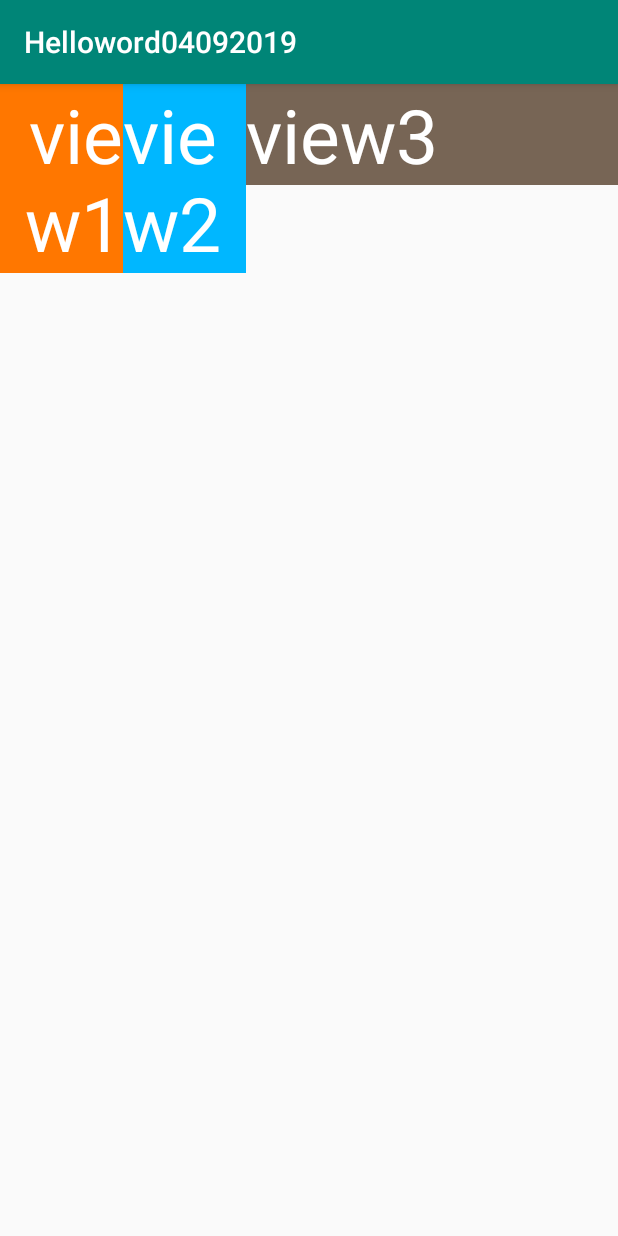
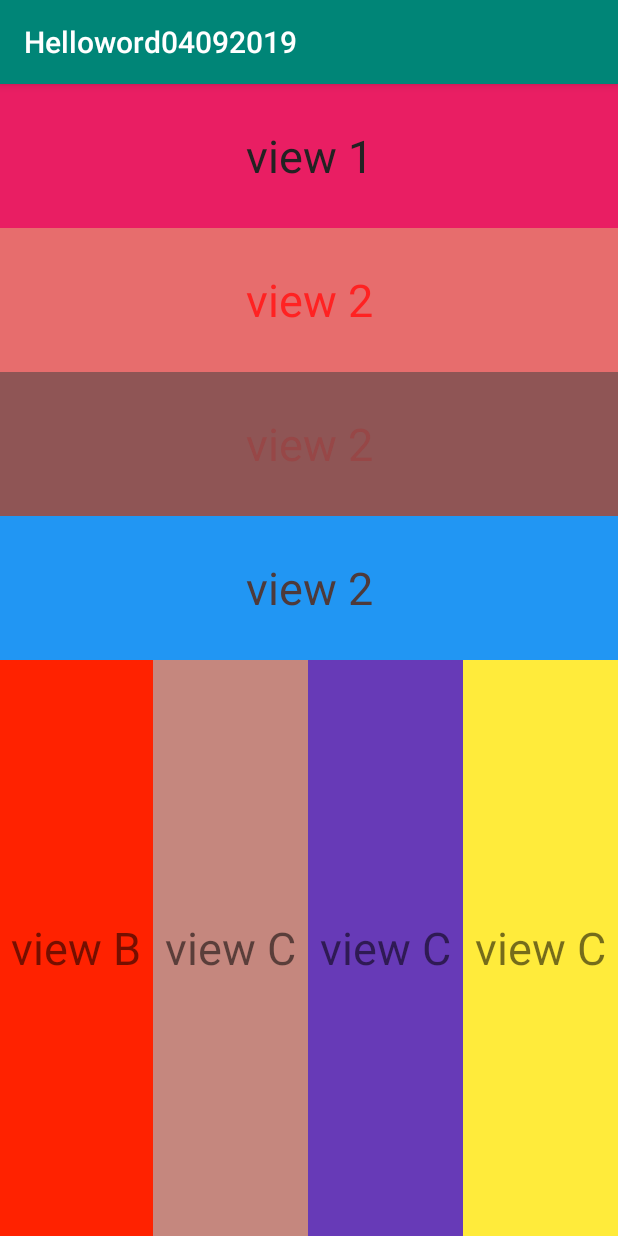
Before and after one commit to phamcanhlinh/lineword04092019, an Android app: the screen it shows after launch (MainActivity), on a phone screen of 412 x 824 dp. Run offline under Robolectric (Android 15) with nearby library versions, the phone set to English and light mode, and no system bars.

Commit message:
layout man hinh

```diff
--- a/app/src/main/res/layout/activity_main.xml
+++ b/app/src/main/res/layout/activity_main.xml
@@ -6,31 +6,92 @@
     xmlns:tools="http://schemas.android.com/tools"
     android:layout_width="match_parent"
     android:layout_height="match_parent"
-    android:orientation="horizontal"
-    tools:context=".MainActivity" >
-    <TextView
-        android:textColor="#ffff"
-        android:background="#FF7700"
+    android:orientation="vertical"
+    tools:context=".MainActivity">
+
+
+    <LinearLayout
         android:layout_weight="1"
-        android:gravity="right"
-        android:layout_width="0dp"
-        android:layout_height="wrap_content"
-        android:text="view1"
-        android:textSize="50sp" />
-    <TextView
-        android:textColor="#ffff"
-        android:background="#00B7FF"
+        android:background="#E7A8A8"
+        android:orientation="vertical"
+        android:layout_width="fill_parent"
+        android:layout_height="fill_parent">
+        <TextView
+            android:gravity="center"
+            android:layout_weight="1"
+            android:textSize="30dp"
+            android:background="#E91E63"
+            android:textColor="#222222"
+            android:text="view 1"
+            android:layout_width="match_parent"
+            android:layout_height="0dp" />
+        <TextView
+            android:gravity="center"
+            android:layout_weight="1"
+            android:textSize="30dp"
+            android:background="#E76D6D"
+            android:textColor="#f22"
+            android:text="view 2"
+            android:layout_width="match_parent"
+            android:layout_height="0dp" />
+        <TextView
+            android:gravity="center"
+            android:layout_weight="1"
+            android:textSize="30dp"
+            android:background="#8F5555"
+            android:textColor="#974747"
+            android:text="view 2"
+            android:layout_width="match_parent"
+            android:layout_height="0dp" />
+        <TextView
+            android:gravity="center"
+            android:layout_weight="1"
+            android:textSize="30dp"
+            android:background="#2196F3"
+            android:textColor="#4E3A3A"
+            android:text="view 2"
+            android:layout_width="match_parent"
+            android:layout_height="0dp" />
+
+    </LinearLayout>
+
+    <LinearLayout
         android:layout_weight="1"
-        android:layout_width="0dp"
-        android:layout_height="wrap_content"
-        android:text="view2"
-        android:textSize="50sp" />
-    <TextView
-        android:textColor="#ffff"
-        android:background="#776555"
-        android:layout_weight="3"
-        android:layout_width="0dp"
-        android:layout_height="wrap_content"
-        android:text="view3"
-        android:textSize="50sp" />
+        android:orientation="horizontal"
+        android:layout_width="fill_parent"
+        android:layout_height="fill_parent">
+        <TextView
+            android:gravity="center"
+            android:layout_weight="1"
+            android:textSize="30dp"
+            android:text="view B"
+            android:background="#f20"
+            android:layout_width="wrap_content"
+            android:layout_height="fill_parent" />
+        <TextView
+            android:gravity="center"
+            android:layout_weight="1"
+            android:textSize="30dp"
+            android:text="view C"
+            android:background="#C5877E"
+            android:layout_width="wrap_content"
+            android:layout_height="fill_parent" />
+        <TextView
+            android:gravity="center"
+            android:layout_weight="1"
+            android:textSize="30dp"
+            android:text="view C"
+            android:background="#673AB7"
+            android:layout_width="wrap_content"
+            android:layout_height="fill_parent" />
+        <TextView
+            android:gravity="center"
+            android:layout_weight="1"
+            android:textSize="30dp"
+            android:text="view C"
+            android:background="#FFEB3B"
+            android:layout_width="wrap_content"
+            android:layout_height="fill_parent" />
+
+    </LinearLayout>
 </LinearLayout>
```
